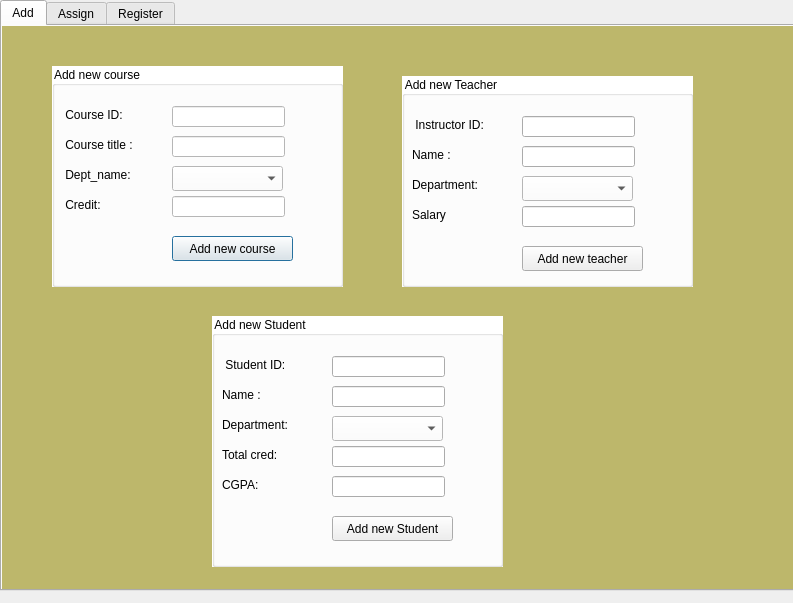
Old version of the form facultycoordinator.ui in the repository ahmadqasembader/DBMS-project.
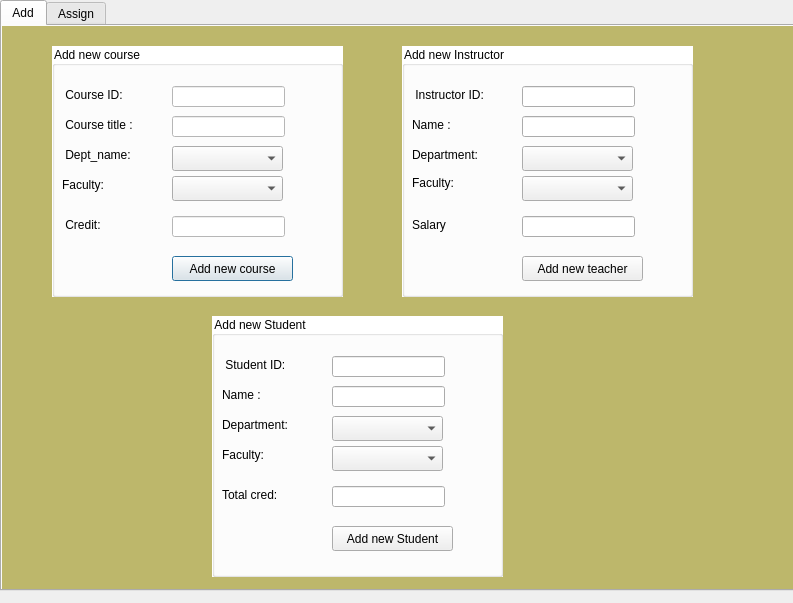
New version of the form.

The edit to the form file:
```diff
--- a/facultycoordinator.ui
+++ b/facultycoordinator.ui
@@ -45,9 +45,9 @@
      <property name="geometry">
       <rect>
        <x>50</x>
-       <y>40</y>
+       <y>20</y>
        <width>291</width>
-       <height>221</height>
+       <height>251</height>
       </rect>
      </property>
      <property name="palette">
@@ -337,7 +337,7 @@
       <property name="geometry">
        <rect>
         <x>10</x>
-        <y>130</y>
+        <y>170</y>
         <width>101</width>
         <height>17</height>
        </rect>
@@ -387,7 +387,7 @@
       <property name="geometry">
        <rect>
         <x>120</x>
-        <y>130</y>
+        <y>170</y>
         <width>113</width>
         <height>21</height>
        </rect>
@@ -402,11 +402,16 @@
       <property name="geometry">
        <rect>
         <x>120</x>
-        <y>170</y>
+        <y>210</y>
         <width>121</width>
         <height>25</height>
        </rect>
       </property>
+      <property name="styleSheet">
+       <string notr="true">#addNewCours{
+	background-color: black;
+}</string>
+      </property>
       <property name="text">
        <string>Add new course</string>
       </property>
@@ -416,6 +421,69 @@
        <rect>
         <x>120</x>
         <y>100</y>
+        <width>111</width>
+        <height>25</height>
+       </rect>
+      </property>
+      <property name="styleSheet">
+       <string notr="true"/>
+      </property>
+     </widget>
+     <widget class="QLabel" name="label_35">
+      <property name="geometry">
+       <rect>
+        <x>10</x>
+        <y>130</y>
+        <width>101</width>
+        <height>17</height>
+       </rect>
+      </property>
+      <property name="palette">
+       <palette>
+        <active>
+         <colorrole role="WindowText">
+          <brush brushstyle="SolidPattern">
+           <color alpha="255">
+            <red>0</red>
+            <green>0</green>
+            <blue>0</blue>
+           </color>
+          </brush>
+         </colorrole>
+        </active>
+        <inactive>
+         <colorrole role="WindowText">
+          <brush brushstyle="SolidPattern">
+           <color alpha="255">
+            <red>0</red>
+            <green>0</green>
+            <blue>0</blue>
+           </color>
+          </brush>
+         </colorrole>
+        </inactive>
+        <disabled>
+         <colorrole role="WindowText">
+          <brush brushstyle="SolidPattern">
+           <color alpha="96">
+            <red>164</red>
+            <green>166</green>
+            <blue>168</blue>
+           </color>
+          </brush>
+         </colorrole>
+        </disabled>
+       </palette>
+      </property>
+      <property name="text">
+       <string>Faculty: </string>
+      </property>
+     </widget>
+     <widget class="QComboBox" name="courseFact">
+      <property name="geometry">
+       <rect>
+        <x>120</x>
+        <y>130</y>
         <width>111</width>
         <height>25</height>
        </rect>
@@ -431,9 +499,9 @@
      <property name="geometry">
       <rect>
        <x>400</x>
-       <y>50</y>
+       <y>20</y>
        <width>291</width>
-       <height>211</height>
+       <height>251</height>
       </rect>
      </property>
      <property name="palette">
@@ -566,7 +634,7 @@
 </string>
      </property>
      <property name="title">
-      <string>Add new Teacher</string>
+      <string>Add new Instructor</string>
      </property>
      <widget class="QLabel" name="label_23">
       <property name="geometry">
@@ -753,7 +821,7 @@
       <property name="geometry">
        <rect>
         <x>10</x>
-        <y>130</y>
+        <y>170</y>
         <width>101</width>
         <height>17</height>
        </rect>
@@ -803,7 +871,7 @@
       <property name="geometry">
        <rect>
         <x>120</x>
-        <y>130</y>
+        <y>170</y>
         <width>113</width>
         <height>21</height>
        </rect>
@@ -818,7 +886,7 @@
       <property name="geometry">
        <rect>
         <x>120</x>
-        <y>170</y>
+        <y>210</y>
         <width>121</width>
         <height>25</height>
        </rect>
@@ -832,6 +900,19 @@
        <rect>
         <x>120</x>
         <y>100</y>
+        <width>111</width>
+        <height>25</height>
+       </rect>
+      </property>
+      <property name="styleSheet">
+       <string notr="true"/>
+      </property>
+     </widget>
+     <widget class="QComboBox" name="instructorFact">
+      <property name="geometry">
+       <rect>
+        <x>120</x>
+        <y>130</y>
         <width>111</width>
         <height>25</height>
        </rect>
@@ -841,11 +922,56 @@
 	background-color: white;
 }</string>
       </property>
-      <item>
-       <property name="text">
-        <string/>
-       </property>
-      </item>
+     </widget>
+     <widget class="QLabel" name="label_36">
+      <property name="geometry">
+       <rect>
+        <x>10</x>
+        <y>127</y>
+        <width>101</width>
+        <height>20</height>
+       </rect>
+      </property>
+      <property name="palette">
+       <palette>
+        <active>
+         <colorrole role="WindowText">
+          <brush brushstyle="SolidPattern">
+           <color alpha="255">
+            <red>0</red>
+            <green>0</green>
+            <blue>0</blue>
+           </color>
+          </brush>
+         </colorrole>
+        </active>
+        <inactive>
+         <colorrole role="WindowText">
+          <brush brushstyle="SolidPattern">
+           <color alpha="255">
+            <red>0</red>
+            <green>0</green>
+            <blue>0</blue>
+           </color>
+          </brush>
+         </colorrole>
+        </inactive>
+        <disabled>
+         <colorrole role="WindowText">
+          <brush brushstyle="SolidPattern">
+           <color alpha="96">
+            <red>164</red>
+            <green>166</green>
+            <blue>168</blue>
+           </color>
+          </brush>
+         </colorrole>
+        </disabled>
+       </palette>
+      </property>
+      <property name="text">
+       <string>Faculty:</string>
+      </property>
      </widget>
     </widget>
     <widget class="QGroupBox" name="newstudent">
@@ -854,7 +980,7 @@
        <x>210</x>
        <y>290</y>
        <width>291</width>
-       <height>251</height>
+       <height>261</height>
       </rect>
      </property>
      <property name="palette">
@@ -1174,7 +1300,7 @@
       <property name="geometry">
        <rect>
         <x>10</x>
-        <y>130</y>
+        <y>170</y>
         <width>101</width>
         <height>17</height>
        </rect>
@@ -1224,7 +1350,7 @@
       <property name="geometry">
        <rect>
         <x>120</x>
-        <y>130</y>
+        <y>170</y>
         <width>113</width>
         <height>21</height>
        </rect>
@@ -1235,76 +1361,11 @@
 }</string>
       </property>
      </widget>
-     <widget class="QLabel" name="label_34">
+     <widget class="QPushButton" name="addNewStudent">
       <property name="geometry">
        <rect>
-        <x>10</x>
-        <y>160</y>
-        <width>101</width>
-        <height>17</height>
-       </rect>
-      </property>
-      <property name="palette">
-       <palette>
-        <active>
-         <colorrole role="WindowText">
-          <brush brushstyle="SolidPattern">
-           <color alpha="255">
-            <red>0</red>
-            <green>0</green>
-            <blue>0</blue>
-           </color>
-          </brush>
-         </colorrole>
-        </active>
-        <inactive>
-         <colorrole role="WindowText">
-          <brush brushstyle="SolidPattern">
-           <color alpha="255">
-            <red>0</red>
-            <green>0</green>
-            <blue>0</blue>
-           </color>
-          </brush>
-         </colorrole>
-        </inactive>
-        <disabled>
-         <colorrole role="WindowText">
-          <brush brushstyle="SolidPattern">
-           <color alpha="96">
-            <red>164</red>
-            <green>166</green>
-            <blue>168</blue>
-           </color>
-          </brush>
-         </colorrole>
-        </disabled>
-       </palette>
-      </property>
-      <property name="text">
-       <string>CGPA: </string>
-      </property>
-     </widget>
-     <widget class="QLineEdit" name="lineEdit_13">
-      <property name="geometry">
-       <rect>
         <x>120</x>
-        <y>160</y>
-        <width>113</width>
-        <height>21</height>
-       </rect>
-      </property>
-      <property name="styleSheet">
-       <string notr="true">#lineEdit_6{
-	background-color: white;
-}</string>
-      </property>
-     </widget>
-     <widget class="QPushButton" name="pushButton_4">
-      <property name="geometry">
-       <rect>
-        <x>120</x>
-        <y>200</y>
+        <y>210</y>
         <width>121</width>
         <height>25</height>
        </rect>
@@ -1318,6 +1379,19 @@
        <rect>
         <x>120</x>
         <y>100</y>
+        <width>111</width>
+        <height>25</height>
+       </rect>
+      </property>
+      <property name="styleSheet">
+       <string notr="true"/>
+      </property>
+     </widget>
+     <widget class="QComboBox" name="studentFact">
+      <property name="geometry">
+       <rect>
+        <x>120</x>
+        <y>130</y>
         <width>111</width>
         <height>25</height>
        </rect>
@@ -1328,6 +1402,56 @@
 }</string>
       </property>
      </widget>
+     <widget class="QLabel" name="label_37">
+      <property name="geometry">
+       <rect>
+        <x>10</x>
+        <y>130</y>
+        <width>101</width>
+        <height>17</height>
+       </rect>
+      </property>
+      <property name="palette">
+       <palette>
+        <active>
+         <colorrole role="WindowText">
+          <brush brushstyle="SolidPattern">
+           <color alpha="255">
+            <red>0</red>
+            <green>0</green>
+            <blue>0</blue>
+           </color>
+          </brush>
+         </colorrole>
+        </active>
+        <inactive>
+         <colorrole role="WindowText">
+          <brush brushstyle="SolidPattern">
+           <color alpha="255">
+            <red>0</red>
+            <green>0</green>
+            <blue>0</blue>
+           </color>
+          </brush>
+         </colorrole>
+        </inactive>
+        <disabled>
+         <colorrole role="WindowText">
+          <brush brushstyle="SolidPattern">
+           <color alpha="96">
+            <red>164</red>
+            <green>166</green>
+            <blue>168</blue>
+           </color>
+          </brush>
+         </colorrole>
+        </disabled>
+       </palette>
+      </property>
+      <property name="text">
+       <string>Faculty:</string>
+      </property>
+     </widget>
     </widget>
    </widget>
    <widget class="QWidget" name="assign">
@@ -2139,14 +2263,6 @@
      </widget>
     </widget>
    </widget>
-   <widget class="QWidget" name="tab_2">
-    <property name="enabled">
-     <bool>true</bool>
-    </property>
-    <attribute name="title">
-     <string>Register</string>
-    </attribute>
-   </widget>
   </widget>
  </widget>
  <resources/>
```
Left out of the diff: 26 changed lines with no effect on the pictures.
